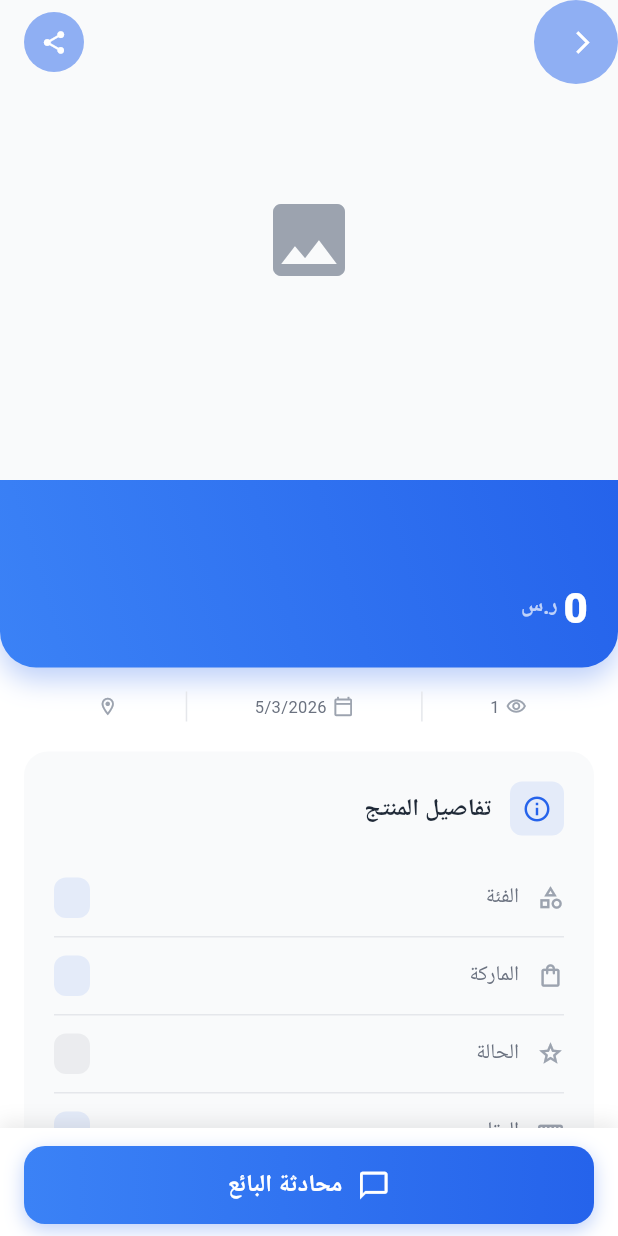
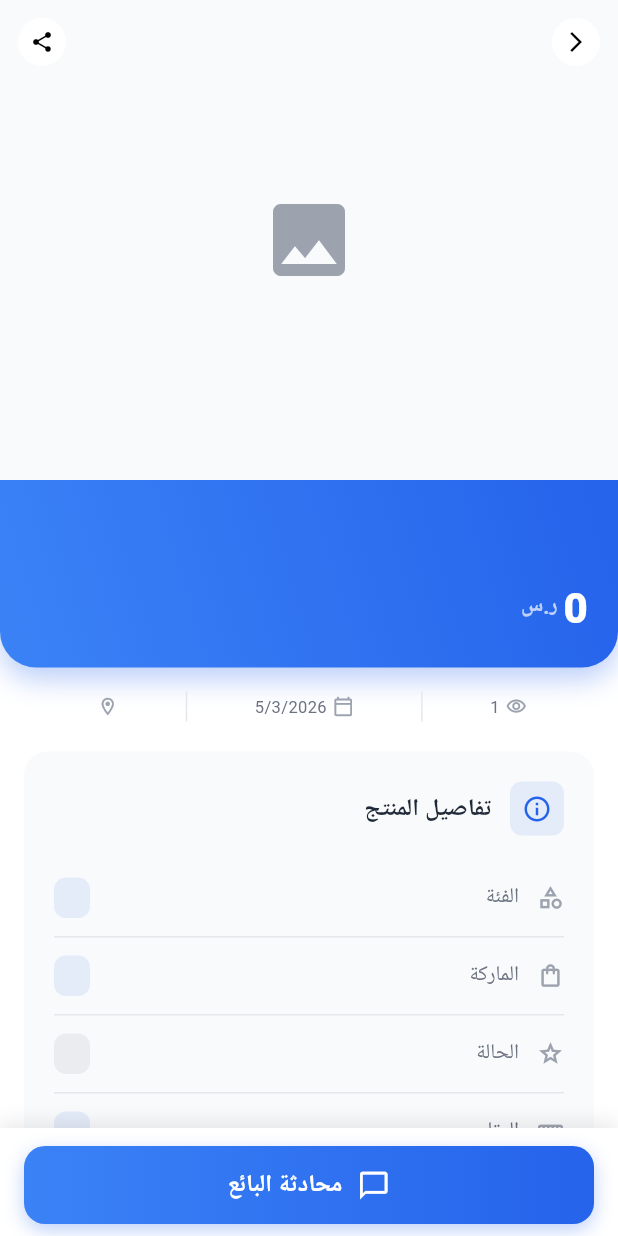
Before and after one commit to rayan1005/khazanah, a Flutter app: the PostDetailScreen screen opened directly with empty values, on a phone screen of 412 x 824 dp. Run offline on Flutter 3.47's test engine with Material 3 defaults, Android fonts, the phone set to English and light mode, and no system bars; our stand-ins replace cached_network_image, cloud_firestore, cloud_functions, firebase_auth, firebase_core, firebase_messaging and 11 more; accounts and stored records are empty; Roboto replaces fonts that are missing (Cairo).

Commit message:
fix: post detail buttons + filter chip visibility + add #333333 color\n\n- Match post detail back/share/report buttons to boutique style (white circle, dark icon)\n- Fix filter chips text color to use darkText (#333333) for better readability\n- Selected chips use primary color with bold weight\n- Add AppColors.darkText (#333333)

```diff
--- a/lib/core/constants/app_colors.dart
+++ b/lib/core/constants/app_colors.dart
@@ -37,6 +37,9 @@ class AppColors {
   static const Color newBadge = Color(0xFF10B981);
   static const Color negotiableBadge = Color(0xFFF59E0B);
 
+  // Dark text
+  static const Color darkText = Color(0xFF333333);
+
   // Other
   static const Color divider = Color(0xFFE5E7EB);
   static const Color shimmerBase = Color(0xFFE5E7EB);
--- a/lib/core/theme/app_theme.dart
+++ b/lib/core/theme/app_theme.dart
@@ -129,11 +129,20 @@ class AppTheme {
       chipTheme: ChipThemeData(
         backgroundColor: AppColors.background,
         selectedColor: themeColor.primary.withValues(alpha: 0.15),
-        labelStyle: GoogleFonts.cairo(fontSize: 13),
+        labelStyle: GoogleFonts.cairo(
+          fontSize: 13,
+          color: AppColors.darkText,
+        ),
+        secondaryLabelStyle: GoogleFonts.cairo(
+          fontSize: 13,
+          color: themeColor.primary,
+          fontWeight: FontWeight.w600,
+        ),
         shape: RoundedRectangleBorder(
           borderRadius: BorderRadius.circular(20),
         ),
         side: const BorderSide(color: AppColors.divider),
+        showCheckmark: false,
       ),
       dividerTheme: const DividerThemeData(
         color: AppColors.divider,
--- a/lib/screens/post_detail/post_detail_screen.dart
+++ b/lib/screens/post_detail/post_detail_screen.dart
@@ -165,36 +165,38 @@ class _PostDetailScreenState extends ConsumerState<PostDetailScreen> {
               SliverAppBar(
                 expandedHeight: 320,
                 pinned: true,
-                leading: CircleAvatar(
-                  backgroundColor: AppColors.primary.withValues(alpha: 0.5),
-                  child: IconButton(
-                    icon: const Icon(Icons.arrow_back_ios,
-                        color: Colors.white, size: 18),
-                    onPressed: () => context.pop(),
+                leading: IconButton(
+                  icon: const CircleAvatar(
+                    radius: 16,
+                    backgroundColor: Colors.white,
+                    child: Icon(Icons.arrow_back_ios_new,
+                        size: 16, color: Colors.black),
                   ),
+                  onPressed: () => context.pop(),
                 ),
                 actions: [
-                  CircleAvatar(
-                    backgroundColor: AppColors.primary.withValues(alpha: 0.5),
-                    child: IconButton(
-                      icon: const Icon(Icons.share,
-                          color: Colors.white, size: 18),
-                      onPressed: () {
-                        share_plus.Share.share('شاهد إعلان "${post.title}" على خزانة!');
-                      },
+                  IconButton(
+                    icon: const CircleAvatar(
+                      radius: 16,
+                      backgroundColor: Colors.white,
+                      child: Icon(Icons.share,
+                          size: 16, color: Colors.black),
                     ),
+                    onPressed: () {
+                      share_plus.Share.share('شاهد إعلان "${post.title}" على خزانة!');
+                    },
                   ),
-                  const SizedBox(width: 8),
                   if (!isMine)
-                    CircleAvatar(
-                      backgroundColor: AppColors.primary.withValues(alpha: 0.5),
-                      child: IconButton(
-                        icon: const Icon(Icons.flag_outlined,
-                            color: Colors.white, size: 18),
-                        onPressed: _reportPost,
+                    IconButton(
+                      icon: const CircleAvatar(
+                        radius: 16,
+                        backgroundColor: Colors.white,
+                        child: Icon(Icons.flag_outlined,
+                            size: 16, color: Colors.black),
                       ),
+                      onPressed: _reportPost,
                     ),
-                  const SizedBox(width: 8),
+                  const SizedBox(width: 4),
                 ],
                 flexibleSpace: FlexibleSpaceBar(
                   background: post.photos.isNotEmpty
```
